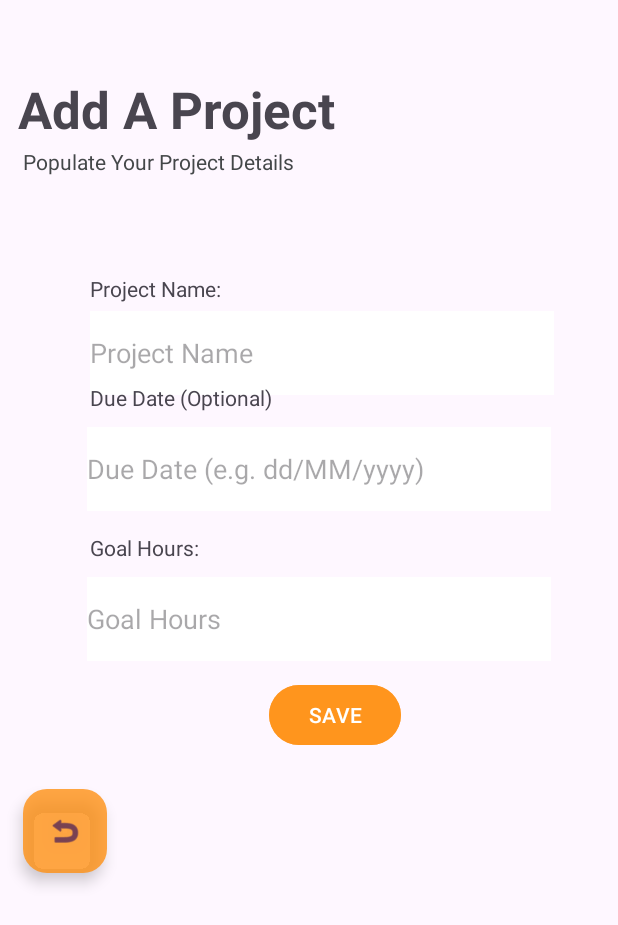
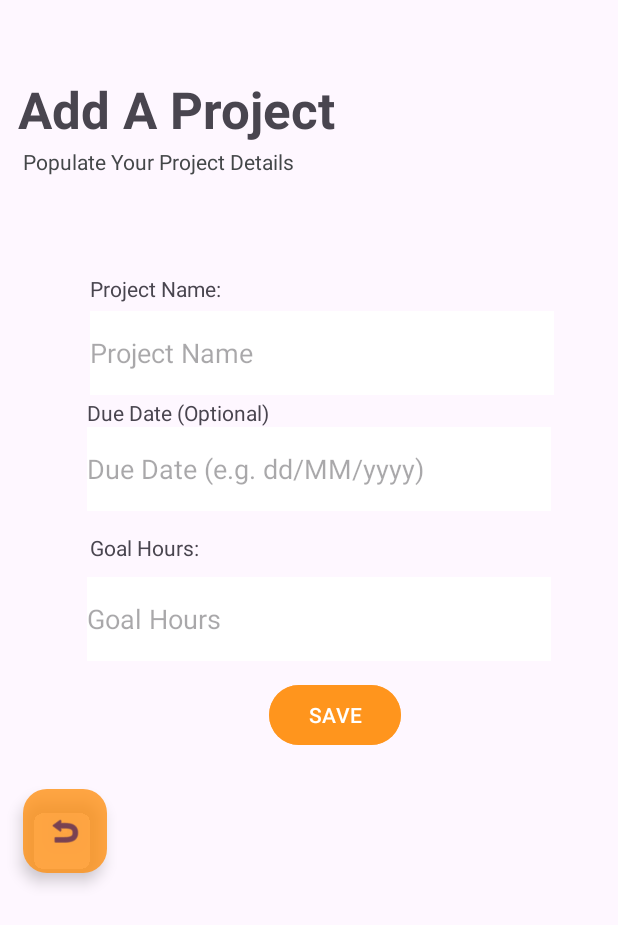
Before and after one commit to ST10055763/FocusClock, an Android app: the AddAProjectActivity screen opened directly, with no data from a screen before it, on a phone screen of 412 x 824 dp. Shown: the top 925 px of the screen. Run offline under Robolectric (Android 15) with nearby library versions, the phone set to English and light mode, and no system bars; our stand-ins replace Firebase (no records; nobody signed in at launch, a user with empty details on screens opened directly); 3 statements that could not run were skipped.

Commit message:
fixed Constraints on AddAProject and AddATask

```diff
--- a/app/src/main/res/layout/activity_add_aproject.xml
+++ b/app/src/main/res/layout/activity_add_aproject.xml
@@ -67,8 +67,7 @@
         android:id="@+id/textView20"
         android:layout_width="wrap_content"
         android:layout_height="wrap_content"
-        android:layout_marginStart="10dp"
-        android:layout_marginBottom="10dp"
+        android:layout_marginStart="8dp"
         android:text="Due Date (Optional)"
         app:layout_constraintBottom_toTopOf="@+id/APDueDatetxt"
         app:layout_constraintStart_toStartOf="@+id/imageView8" />
--- a/app/src/main/res/layout/activity_add_atask.xml
+++ b/app/src/main/res/layout/activity_add_atask.xml
@@ -73,7 +73,6 @@
         android:layout_width="wrap_content"
         android:layout_height="wrap_content"
         android:layout_marginStart="10dp"
-        android:layout_marginBottom="5dp"
         android:text="Description: "
         app:layout_constraintBottom_toTopOf="@+id/ATdescriptiontxt"
         app:layout_constraintStart_toStartOf="@+id/imageView6" />
```
